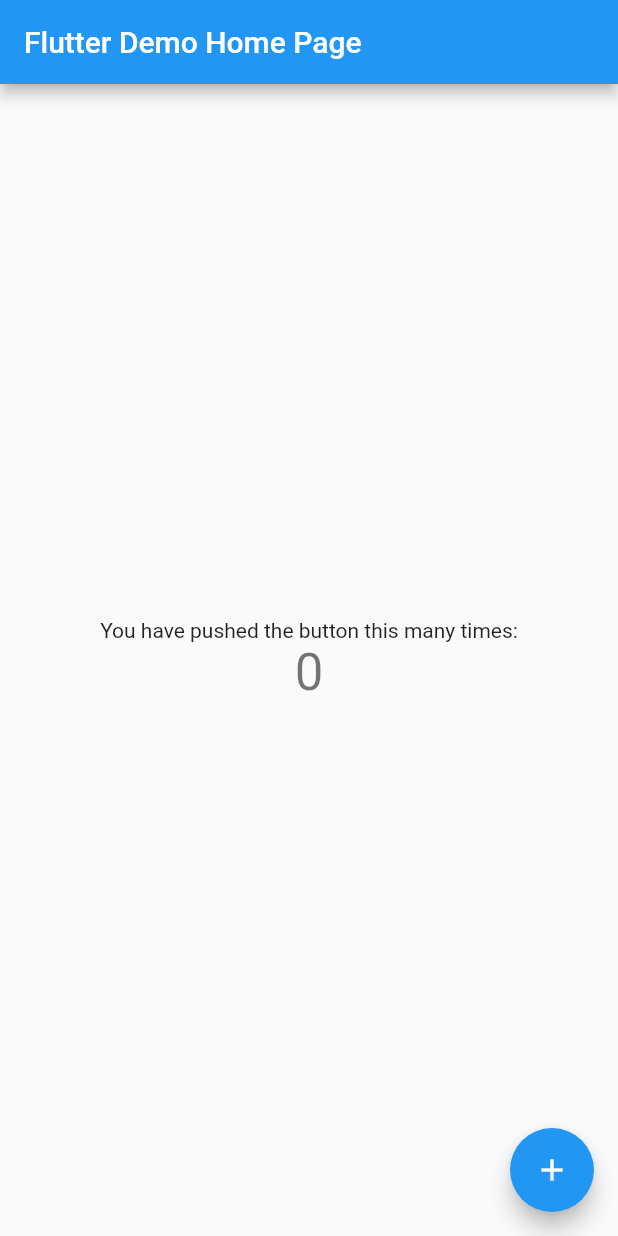
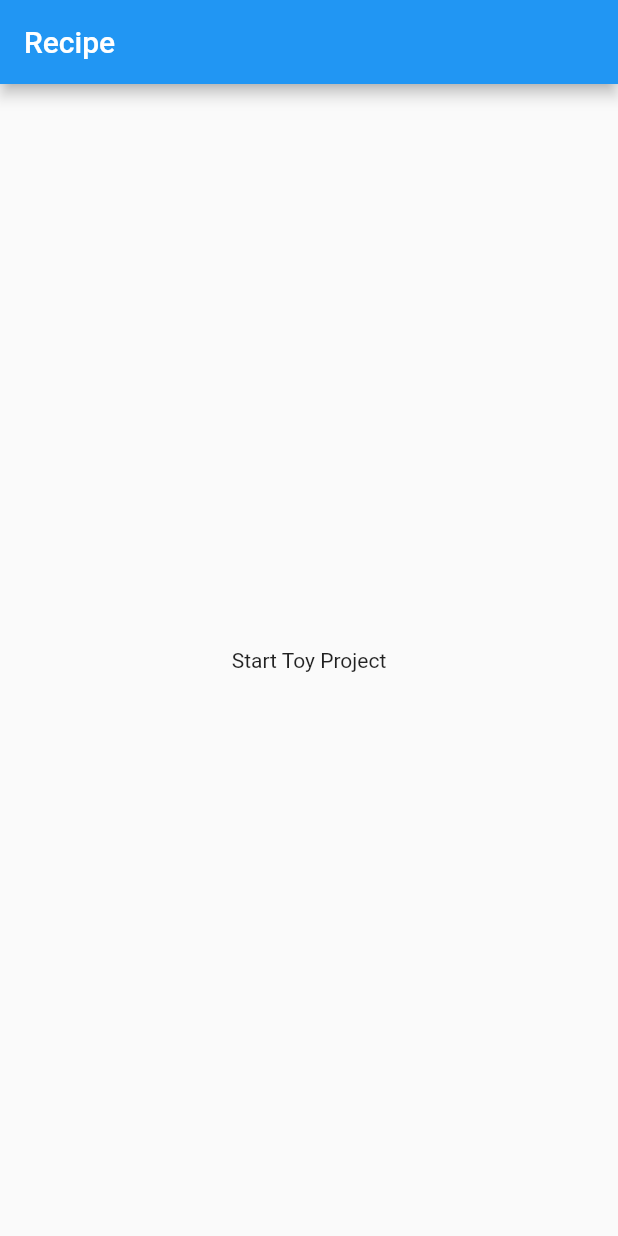
Before and after one commit to JWHAPO/recipe_app, a Flutter app: the screen it shows after launch, on a phone screen of 412 x 824 dp. Run offline on Flutter 3.47's test engine with Material 2 defaults, Android fonts, the phone set to English and light mode, and no system bars.

Commit message:
clear codes

```diff
--- a/lib/main.dart
+++ b/lib/main.dart
@@ -7,11 +7,10 @@ class MyApp extends StatelessWidget {
   @override
   Widget build(BuildContext context) {
     return MaterialApp(
-      title: 'Flutter Demo',
       theme: ThemeData(
         primarySwatch: Colors.blue,
       ),
-      home: MyHomePage(title: 'Flutter Demo Home Page'),
+      home: MyHomePage(title: 'Recipe'),
     );
   }
 }
@@ -25,12 +24,11 @@ class MyHomePage extends StatefulWidget {
 }
 
 class _MyHomePageState extends State<MyHomePage> {
-  int _counter = 0;
 
-  void _incrementCounter() {
-    setState(() {
-      _counter++;
-    });
+  @override
+  void initState() {
+    // TODO: implement initState
+    super.initState();
   }
 
   @override
@@ -44,20 +42,11 @@ class _MyHomePageState extends State<MyHomePage> {
           mainAxisAlignment: MainAxisAlignment.center,
           children: <Widget>[
             Text(
-              'You have pushed the button this many times:',
-            ),
-            Text(
-              '$_counter',
-              style: Theme.of(context).textTheme.display1,
+              'Start Toy Project',
             ),
           ],
         ),
       ),
-      floatingActionButton: FloatingActionButton(
-        onPressed: _incrementCounter,
-        tooltip: 'Increment',
-        child: Icon(Icons.add),
-      ),
     );
   }
 }
```
